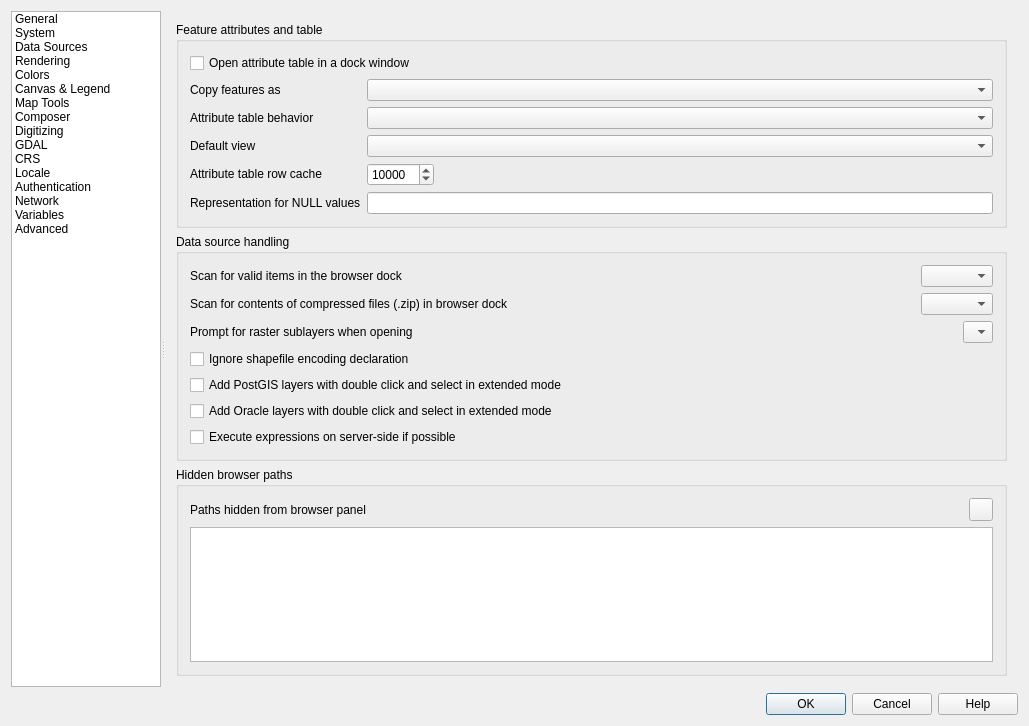
Above: src/ui/qgsoptionsbase.ui from qgis/QGIS before the change. Below: the same form after it.
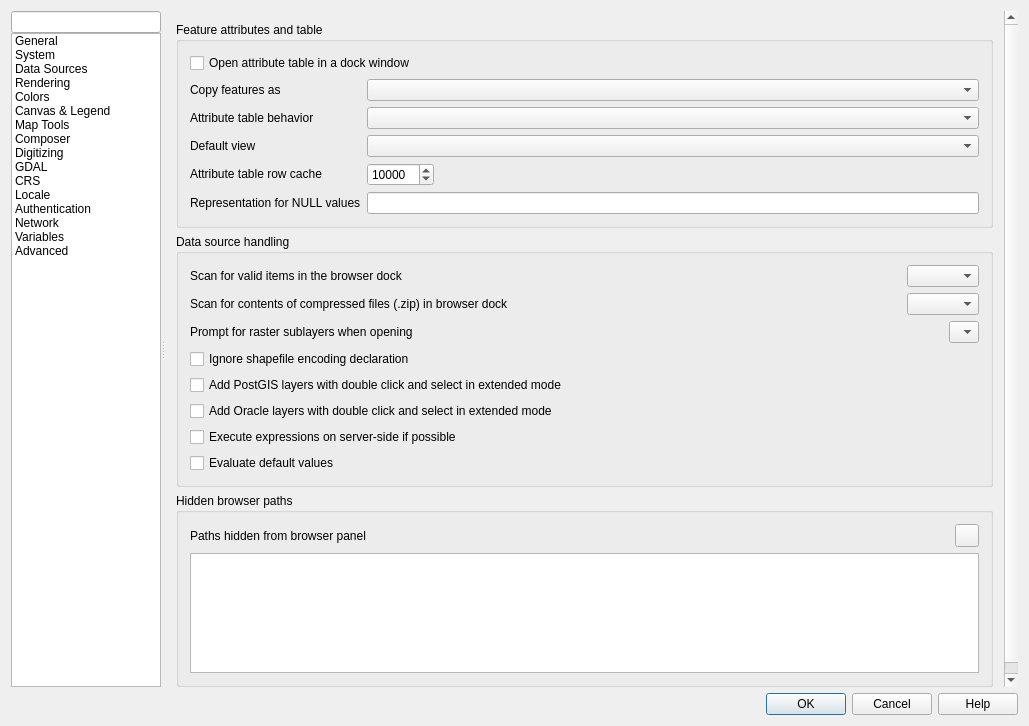
That is the form after the change. Icons and pictures are not drawn. Custom widgets are drawn as their Qt base class.

Commit message: allow to search and higlight options

```diff
--- a/src/ui/qgsoptionsbase.ui
+++ b/src/ui/qgsoptionsbase.ui
@@ -57,6 +57,9 @@
        <property name="bottomMargin">
         <number>0</number>
        </property>
+       <item>
+        <widget class="QgsFilterLineEdit" name="mSearchLineEdit"/>
+       </item>
        <item>
         <widget class="QListWidget" name="mOptionsListWidget">
          <property name="minimumSize">
@@ -1806,6 +1809,16 @@
                     </property>
                    </widget>
                   </item>
+                  <item>
+                   <widget class="QCheckBox" name="cbxEvaluateDefaultValues">
+                    <property name="toolTip">
+                     <string>&lt;html&gt;&lt;head/&gt;&lt;body&gt;&lt;p&gt;When digitizing a new feature, default values are retrieved from the database. With this option turned on, the default values will be evaluated at the time of digitizing. With this option turned off, the default values will be evaluated at the time of saving.&lt;/p&gt;&lt;/body&gt;&lt;/html&gt;</string>
+                    </property>
+                    <property name="text">
+                     <string>Evaluate default values</string>
+                    </property>
+                   </widget>
+                  </item>
                  </layout>
                 </widget>
                </item>
@@ -5466,6 +5479,11 @@
    <header>qgsautheditorwidgets.h</header>
    <container>1</container>
   </customwidget>
+  <customwidget>
+   <class>QgsFilterLineEdit</class>
+   <extends>QLineEdit</extends>
+   <header>qgsfilterlineedit.h</header>
+  </customwidget>
  </customwidgets>
  <tabstops>
   <tabstop>mOptionsListWidget</tabstop>
```
The commit also changes 3 other files.
